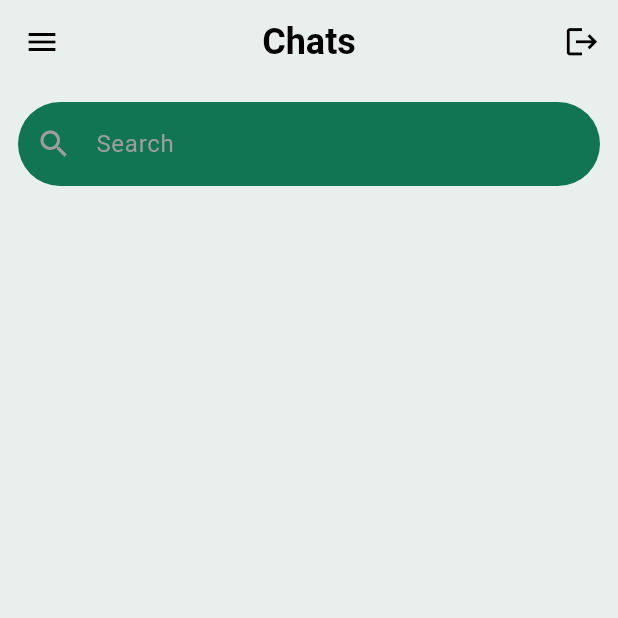
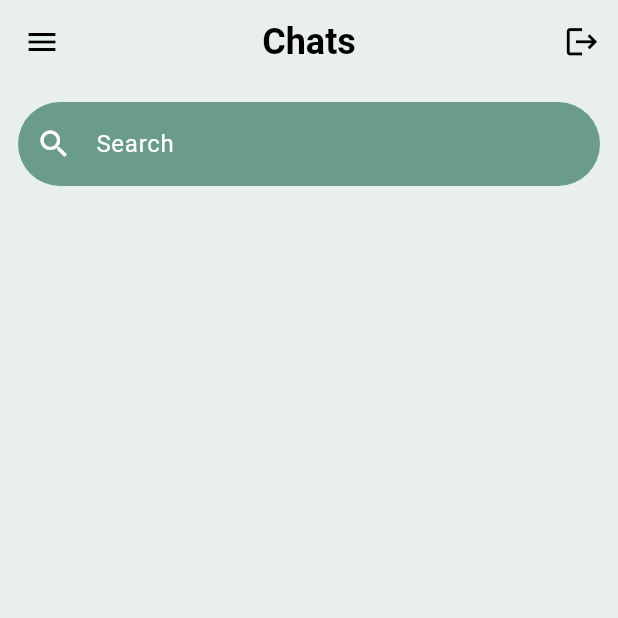
Before and after one commit to MauryaAayush/chatting_app, a Flutter app: the screen it shows once a user with an empty profile is signed in, on a phone screen of 412 x 824 dp, the top half of it. Run offline on Flutter 3.47's test engine with Material 3 defaults, Android fonts, the phone set to English and light mode, and no system bars; our stand-ins replace cloud_firestore, firebase_auth, firebase_core, firebase_messaging, flutter_local_notifications, flutter_screenutil and 6 more; accounts and stored records are empty; key blocks and very long unbroken strings in the code were emptied for the run.

Commit message:
Radhey Radhey

```diff
--- a/lib/Components/custom_drawer.dart
+++ b/lib/Components/custom_drawer.dart
@@ -53,7 +53,7 @@ class CustomDrawer extends StatelessWidget {
                     child: Column(
                       children: [
                         CircleAvatar(
-                          radius: 28.r, // Responsive radius
+                          radius: 20.r, // Responsive radius
                           backgroundImage: NetworkImage(userPhoto),
                         ),
                         SizedBox(height: 16.h), // Responsive height
--- a/lib/Components/msg_textfield.dart
+++ b/lib/Components/msg_textfield.dart
@@ -20,9 +20,7 @@ class MyTextField extends StatelessWidget {
           enabledBorder: OutlineInputBorder(
               borderSide:
               BorderSide(color: Theme.of(context).colorScheme.tertiary)),
-          focusedBorder: OutlineInputBorder(
-              borderSide:
-              BorderSide(color: Theme.of(context).colorScheme.primary)),
+
           fillColor: Theme.of(context).colorScheme.secondary,
           filled: true,
           hintText: hintText,
--- a/lib/Views/chat_screen.dart
+++ b/lib/Views/chat_screen.dart
@@ -214,7 +214,7 @@ class _ChatScreenState extends State<ChatScreen> {
   @override
   Widget build(BuildContext context) {
     return Scaffold(
-      backgroundColor: Theme.of(context).colorScheme.surface,
+      // backgroundColor: Theme.of(context).colorScheme.surface,
       appBar: AppBar(
         title: Text(widget.name),
         backgroundColor: Colors.transparent,
--- a/lib/Views/home_screen.dart
+++ b/lib/Views/home_screen.dart
@@ -68,12 +68,12 @@ class HomeScreen extends StatelessWidget {
             child: TextField(
               decoration: InputDecoration(
                 hintText: 'Search',
-                hintStyle: TextStyle(color: Colors.grey),
+                hintStyle: TextStyle(color: Colors.white),
                 filled: true,
                 fillColor: themeController.isDark
                     ? Theme.of(context).colorScheme.primary
-                    : Color(0xFF117554),
-                prefixIcon: Icon(Icons.search, color: Colors.grey),
+                    : Color(0xFF6A9C89),
+                prefixIcon: Icon(Icons.search, color: Colors.white),
                 border: OutlineInputBorder(
                   borderRadius: BorderRadius.circular(30),
                   borderSide: BorderSide.none,
@@ -86,10 +86,6 @@ class HomeScreen extends StatelessWidget {
           ),
         ],
       ),
-      // floatingActionButton: FloatingActionButton(onPressed: () {
-      //   GetServerToken.instance.getServerToken();
-      // },),
-
 
     );
   }
```
Also changed, not shown: lib/Helper/api_service.dart (+6 -1 lines), lib/Helper/get_server_token.dart (+14 -0 lines).
